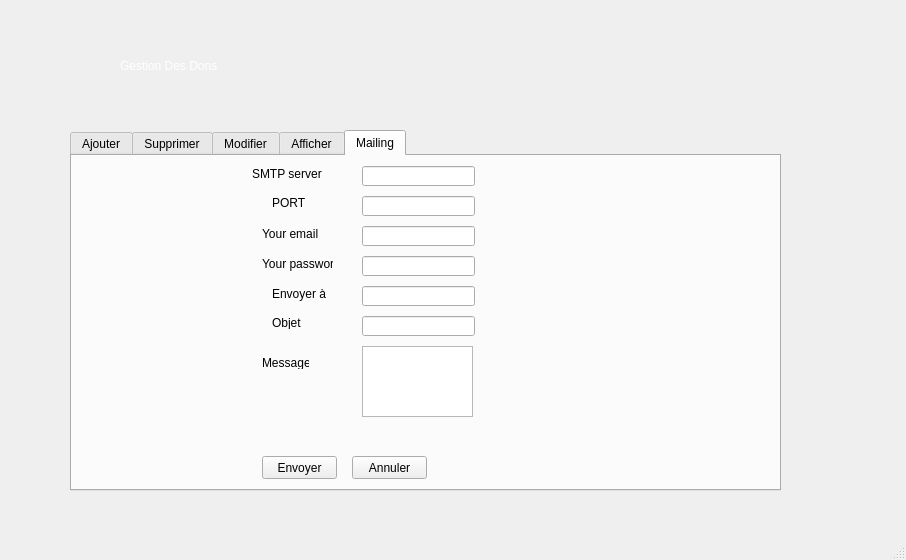
This is mainwindow.ui in Seddiki101/PetHaven as Qt 5 draws it before an edit. The edited form follows.
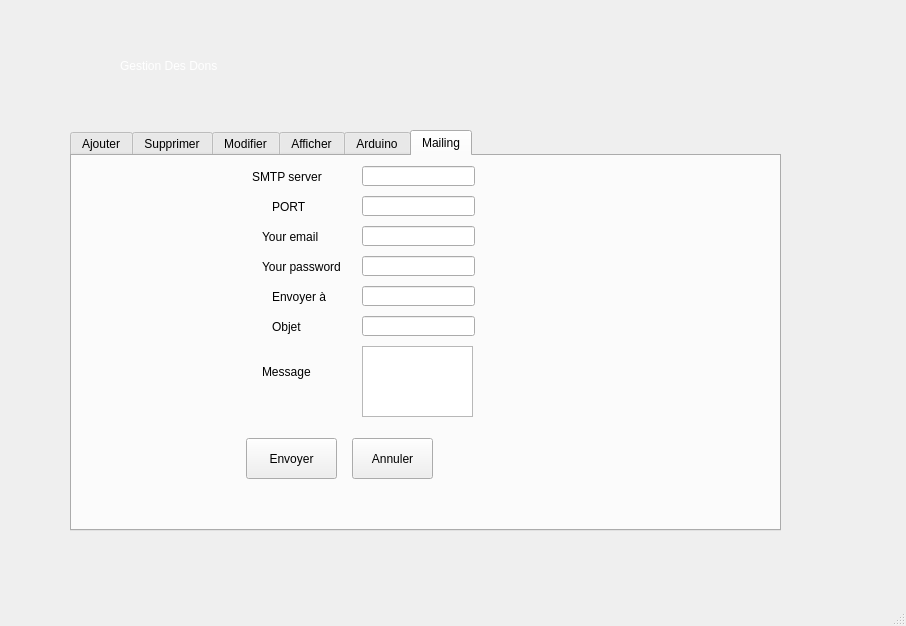
This is the edited form. The open tabs and pages were chosen to show the change.

```diff
--- a/mainwindow.ui
+++ b/mainwindow.ui
@@ -7,7 +7,7 @@
     <x>0</x>
     <y>0</y>
     <width>906</width>
-    <height>560</height>
+    <height>626</height>
    </rect>
   </property>
   <property name="font">
@@ -25,7 +25,7 @@
       <x>70</x>
       <y>130</y>
       <width>711</width>
-      <height>361</height>
+      <height>401</height>
      </rect>
     </property>
     <property name="styleSheet">
@@ -586,6 +586,34 @@
        <string>Stats</string>
       </property>
      </widget>
+     <widget class="QPushButton" name="Arduino_dons">
+      <property name="geometry">
+       <rect>
+        <x>280</x>
+        <y>300</y>
+        <width>91</width>
+        <height>41</height>
+       </rect>
+      </property>
+      <property name="text">
+       <string>Afficheur</string>
+      </property>
+     </widget>
+    </widget>
+    <widget class="QWidget" name="tab_6">
+     <attribute name="title">
+      <string>Arduino</string>
+     </attribute>
+     <widget class="QTableView" name="tableView_Ard_dons">
+      <property name="geometry">
+       <rect>
+        <x>40</x>
+        <y>110</y>
+        <width>621</width>
+        <height>61</height>
+       </rect>
+      </property>
+     </widget>
     </widget>
     <widget class="QWidget" name="tab_5">
      <attribute name="title">
@@ -597,7 +625,7 @@
         <x>200</x>
         <y>40</y>
         <width>47</width>
-        <height>13</height>
+        <height>21</height>
        </rect>
       </property>
       <property name="text">
@@ -620,7 +648,7 @@
         <x>200</x>
         <y>130</y>
         <width>91</width>
-        <height>16</height>
+        <height>21</height>
        </rect>
       </property>
       <property name="text">
@@ -631,9 +659,9 @@
       <property name="geometry">
        <rect>
         <x>280</x>
-        <y>300</y>
-        <width>75</width>
-        <height>23</height>
+        <y>282</y>
+        <width>81</width>
+        <height>41</height>
        </rect>
       </property>
       <property name="text">
@@ -645,8 +673,8 @@
        <rect>
         <x>190</x>
         <y>200</y>
-        <width>47</width>
-        <height>13</height>
+        <width>61</width>
+        <height>31</height>
        </rect>
       </property>
       <property name="text">
@@ -668,8 +696,8 @@
        <rect>
         <x>190</x>
         <y>100</y>
-        <width>71</width>
-        <height>16</height>
+        <width>91</width>
+        <height>21</height>
        </rect>
       </property>
       <property name="text">
@@ -692,7 +720,7 @@
         <x>180</x>
         <y>10</y>
         <width>91</width>
-        <height>16</height>
+        <height>21</height>
        </rect>
       </property>
       <property name="text">
@@ -714,8 +742,8 @@
        <rect>
         <x>200</x>
         <y>160</y>
-        <width>47</width>
-        <height>13</height>
+        <width>61</width>
+        <height>21</height>
        </rect>
       </property>
       <property name="text">
@@ -758,10 +786,10 @@
      <widget class="QPushButton" name="sendBtn">
       <property name="geometry">
        <rect>
-        <x>190</x>
-        <y>300</y>
-        <width>75</width>
-        <height>23</height>
+        <x>174</x>
+        <y>282</y>
+        <width>91</width>
+        <height>41</height>
        </rect>
       </property>
       <property name="text">
@@ -774,7 +802,7 @@
         <x>190</x>
         <y>70</y>
         <width>71</width>
-        <height>16</height>
+        <height>21</height>
        </rect>
       </property>
       <property name="text">
```
Left out of the diff: 117 changed lines with no effect on the pictures.
